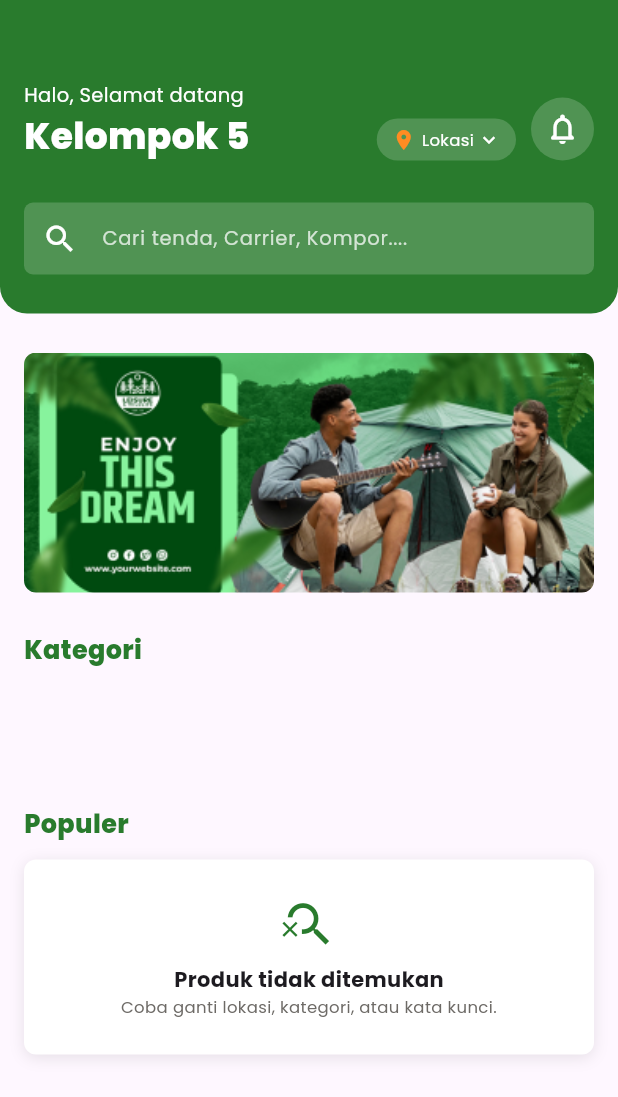
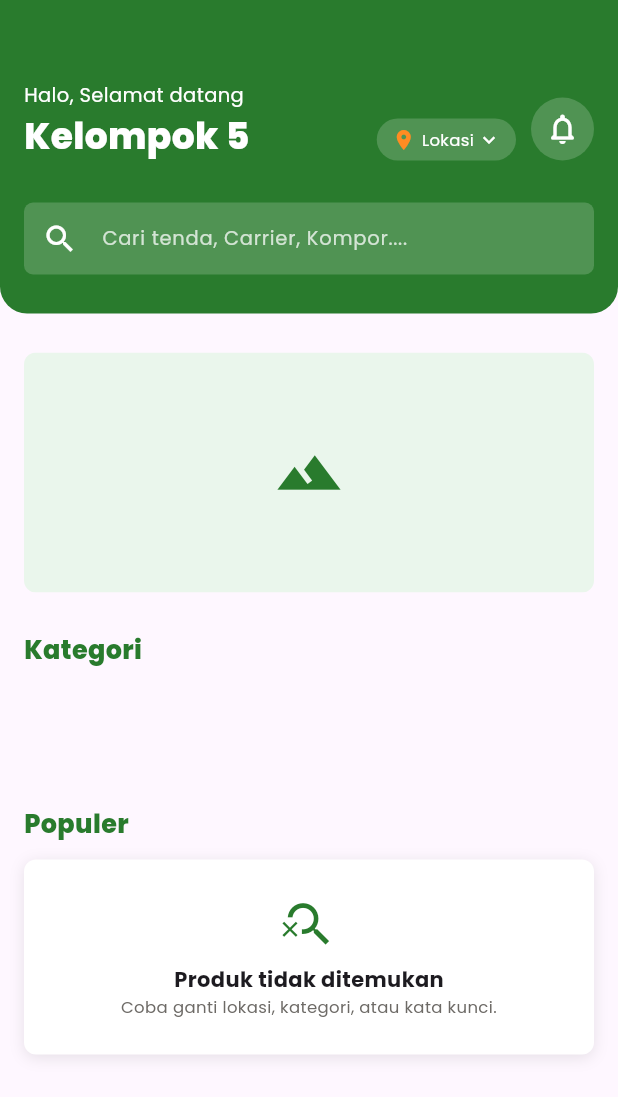
Before and after one commit to Nandaricco04/NatureRent, a Flutter app: the UserHomePage widget shown alone on an empty page, opened directly with empty values, on a phone screen of 412 x 824 dp. Shown: the top 1097 px of the screen. Run offline on Flutter 3.47's test engine with Material 3 defaults, Android fonts, the phone set to English and light mode, and no system bars; our stand-ins replace file_picker, google_fonts, image_picker, photo_view, share_plus, shared_preferences and 1 more; missing offline and left inert: bcrypt; accounts and stored records are empty.

Commit message:
Menambahkan Tampilan Destinasi di Home User

```diff
--- a/mobile_naturerent/lib/user/services/user_home_service.dart
+++ b/mobile_naturerent/lib/user/services/user_home_service.dart
@@ -44,16 +44,32 @@ class UserHomeProduct {
   final int rentCount;
 }
 
+class UserHomeDestination {
+  const UserHomeDestination({
+    required this.id,
+    required this.name,
+    required this.locationName,
+    required this.imageUrl,
+  });
+
+  final dynamic id;
+  final String name;
+  final String locationName;
+  final String imageUrl;
+}
+
 class UserHomeData {
   const UserHomeData({
     required this.locations,
     required this.categories,
     required this.products,
+    required this.destinations,
   });
 
   final List<UserHomeLocation> locations;
   final List<UserHomeCategory> categories;
   final List<UserHomeProduct> products;
+  final List<UserHomeDestination> destinations;
 }
 
 class UserHomeService {
@@ -84,6 +100,7 @@ class UserHomeService {
       locations: data.locations,
       categories: data.categories,
       products: _balancedPopularProducts(data.products).take(6).toList(),
+      destinations: data.destinations,
     );
   }
 
@@ -110,6 +127,7 @@ class UserHomeService {
       _fetchOwners(),
       _fetchProducts(),
       _fetchRentCounts(),
+      _fetchDestinations(),
     ]);
 
     final locations = results[0] as List<UserHomeLocation>;
@@ -117,6 +135,7 @@ class UserHomeService {
     final owners = results[2] as List<Map<String, dynamic>>;
     final products = results[3] as List<Map<String, dynamic>>;
     final rentCounts = results[4] as Map<String, int>;
+    final destinations = results[5] as List<Map<String, dynamic>>;
 
     final ownerById = {
       for (final owner in owners) owner['id_owner']?.toString(): owner,
@@ -124,6 +143,12 @@ class UserHomeService {
     final categoryById = {
       for (final category in categories) category.id?.toString(): category,
     };
+    final locationById = <String, String>{};
+    for (final location in locations) {
+      final locationId = location.id?.toString();
+      if (locationId == null || locationId.isEmpty) continue;
+      locationById[locationId] = location.name;
+    }
     final query = searchQuery.trim().toLowerCase();
 
     final mappedProducts = products
@@ -183,6 +208,11 @@ class UserHomeService {
       locations: locations,
       categories: categories,
       products: filteredProducts,
+      destinations: _selectedDestinations(
+        destinations: destinations,
+        locationById: locationById,
+        locationName: locationName,
+      ),
     );
   }
 
@@ -266,6 +296,19 @@ class UserHomeService {
     return List<Map<String, dynamic>>.from(data);
   }
 
+  Future<List<Map<String, dynamic>>> _fetchDestinations() async {
+    try {
+      final data = await _supabase
+          .from('destination')
+          .select('id_destination, lokasi_id, nama_destination, gambar')
+          .order('id_destination');
+
+      return List<Map<String, dynamic>>.from(data);
+    } catch (_) {
+      return [];
+    }
+  }
+
   Future<Map<String, int>> _fetchRentCounts() async {
     try {
       final data = await _supabase
@@ -336,6 +379,49 @@ class UserHomeService {
     return a.name.compareTo(b.name);
   }
 
+  List<UserHomeDestination> _selectedDestinations({
+    required List<Map<String, dynamic>> destinations,
+    required Map<String, String> locationById,
+    required String? locationName,
+  }) {
+    if (destinations.isEmpty) return [];
+
+    final selectedLocation = (locationName ?? '').trim().toLowerCase();
+    final selectedDestinations = <UserHomeDestination>[];
+
+    for (final destination in destinations) {
+      final destinationLocationName =
+          locationById[destination['lokasi_id']?.toString()] ?? '';
+
+      if (selectedLocation.isNotEmpty &&
+          destinationLocationName.toLowerCase() != selectedLocation) {
+        continue;
+      }
+
+      final mapped = _mapDestination(destination, destinationLocationName);
+      if (mapped != null) selectedDestinations.add(mapped);
+    }
+
+    return selectedDestinations;
+  }
+
+  UserHomeDestination? _mapDestination(
+    Map<String, dynamic> destination,
+    String locationName,
+  ) {
+    final name = (destination['nama_destination'] ?? '').toString();
+    final imageUrl = (destination['gambar'] ?? '').toString();
+
+    if (name.isEmpty || imageUrl.isEmpty) return null;
+
+    return UserHomeDestination(
+      id: destination['id_destination'],
+      name: name,
+      locationName: locationName,
+      imageUrl: imageUrl,
+    );
+  }
+
   int _readInt(dynamic value) {
     if (value is num) return value.toInt();
     return int.tryParse((value ?? '0').toString()) ?? 0;
--- a/mobile_naturerent/lib/user/user_home_page.dart
+++ b/mobile_naturerent/lib/user/user_home_page.dart
@@ -2,7 +2,6 @@ import 'package:flutter/material.dart';
 import 'package:google_fonts/google_fonts.dart';
 import 'services/user_home_service.dart';
 import 'widgets/user_home_widgets.dart';
-import 'user_detail_alat.dart';
 
 class UserHomePage extends StatefulWidget {
   const UserHomePage({
@@ -34,6 +33,7 @@ class _UserHomePageState extends State<UserHomePage> {
   List<UserHomeLocation> _locations = [];
   List<UserHomeCategory> _categories = [];
   List<UserHomeProduct> _products = [];
+  List<UserHomeDestination> _destinations = [];
 
   static const _green = Color(0xFF297B2D);
 
@@ -77,6 +77,7 @@ class _UserHomePageState extends State<UserHomePage> {
         _locations = data.locations;
         _categories = data.categories;
         _products = data.products;
+        _destinations = data.destinations;
 
         if (_locations.isNotEmpty &&
             !_locations.any((location) => location.name == _selectedLocation)) {
@@ -151,7 +152,7 @@ class _UserHomePageState extends State<UserHomePage> {
               child: Column(
                 crossAxisAlignment: CrossAxisAlignment.start,
                 children: [
-                  const UserHomeBanner(),
+                  UserHomeBanner(destinations: _destinations),
                   const SizedBox(height: 26),
                   _SectionTitle('Kategori'),
                   const SizedBox(height: 12),
--- a/mobile_naturerent/lib/user/widgets/user_home_widgets.dart
+++ b/mobile_naturerent/lib/user/widgets/user_home_widgets.dart
@@ -1,3 +1,5 @@
+import 'dart:async';
+
 import 'package:flutter/material.dart';
 import 'package:google_fonts/google_fonts.dart';
 
@@ -371,11 +373,81 @@ class _LocationBottomSheetState extends State<_LocationBottomSheet> {
   }
 }
 
-class UserHomeBanner extends StatelessWidget {
-  const UserHomeBanner({super.key});
+class UserHomeBanner extends StatefulWidget {
+  const UserHomeBanner({super.key, required this.destinations});
+
+  final List<UserHomeDestination> destinations;
+
+  @override
+  State<UserHomeBanner> createState() => _UserHomeBannerState();
+}
+
+class _UserHomeBannerState extends State<UserHomeBanner> {
+  final _pageController = PageController();
+  Timer? _timer;
+  int _activeIndex = 0;
+
+  @override
+  void initState() {
+    super.initState();
+    _startAutoSlide();
+  }
+
+  @override
+  void didUpdateWidget(covariant UserHomeBanner oldWidget) {
+    super.didUpdateWidget(oldWidget);
+
+    if (!_hasSameDestinations(oldWidget.destinations, widget.destinations)) {
+      _activeIndex = 0;
+      if (_pageController.hasClients) {
+        _pageController.jumpToPage(0);
+      }
+      _startAutoSlide();
+    }
+  }
+
+  @override
+  void dispose() {
+    _timer?.cancel();
+    _pageController.dispose();
+    super.dispose();
+  }
+
+  void _startAutoSlide() {
+    _timer?.cancel();
+    if (widget.destinations.length < 2) return;
+
+    _timer = Timer.periodic(const Duration(seconds: 4), (_) {
+      if (!mounted || !_pageController.hasClients) return;
+
+      final nextIndex = (_activeIndex + 1) % widget.destinations.length;
+      _pageController.animateToPage(
+        nextIndex,
+        duration: const Duration(milliseconds: 450),
+        curve: Curves.easeOutCubic,
+      );
+    });
+  }
+
+  bool _hasSameDestinations(
+    List<UserHomeDestination> previous,
+    List<UserHomeDestination> current,
+  ) {
+    if (previous.length != current.length) return false;
+
+    for (var i = 0; i < previous.length; i++) {
+      if (previous[i].id?.toString() != current[i].id?.toString()) {
+        return false;
+      }
+    }
+
+    return true;
+  }
 
   @override
   Widget build(BuildContext context) {
+    final banners = widget.destinations;
+
     return Container(
       height: 160,
       width: double.infinity,
@@ -383,7 +455,103 @@ class UserHomeBanner extends StatelessWidget {
       decoration: BoxDecoration(borderRadius: BorderRadius.circular(8)),
       child: Stack(
         fit: StackFit.expand,
-        children: [Image.asset('assets/images/iklan.png', fit: BoxFit.cover)],
+        children: [
+          if (banners.isEmpty)
+            Container(
+              color: const Color(0xFFEAF6EC),
+              child: const Icon(
+                Icons.terrain,
+                color: Color(0xFF297B2D),
+                size: 46,
+              ),
+            )
+          else
+            PageView.builder(
+              controller: _pageController,
+              itemCount: banners.length,
+              onPageChanged: (index) {
+                setState(() => _activeIndex = index);
+              },
+              itemBuilder: (context, index) {
+                final banner = banners[index];
+
+                return Stack(
+                  fit: StackFit.expand,
+                  children: [
+                    Image.network(
+                      banner.imageUrl,
+                      fit: BoxFit.cover,
+                      errorBuilder: (_, _, _) {
+                        return Container(
+                          color: const Color(0xFFEAF6EC),
+                          child: const Icon(
+                            Icons.terrain,
+                            color: Color(0xFF297B2D),
+                            size: 46,
+                          ),
+                        );
+                      },
+                    ),
+                    const DecoratedBox(
+                      decoration: BoxDecoration(
+                        gradient: LinearGradient(
+                          begin: Alignment.topCenter,
+                          end: Alignment.bottomCenter,
+                          colors: [Color(0x00000000), Color(0x99000000)],
+                        ),
+                      ),
+                    ),
+                    Positioned(
+                      left: 14,
+                      right: 14,
+                      bottom: 12,
+                      child: Text(
+                        banner.name,
+                        maxLines: 2,
+                        overflow: TextOverflow.ellipsis,
+                        style: GoogleFonts.poppins(
+                          color: Colors.white,
+                          fontSize: 18,
+                          fontWeight: FontWeight.w800,
+                          shadows: const [
+                            Shadow(
+                              color: Color(0x99000000),
+                              blurRadius: 8,
+                              offset: Offset(0, 2),
+                            ),
+                          ],
+                        ),
+                      ),
+                    ),
+                  ],
+                );
+              },
+            ),
+          if (banners.length > 1)
+            Positioned(
+              right: 14,
+              top: 12,
+              child: Row(
+                mainAxisSize: MainAxisSize.min,
+                children: List.generate(banners.length, (index) {
+                  final selected = index == _activeIndex;
+
+                  return AnimatedContainer(
+                    duration: const Duration(milliseconds: 220),
+                    width: selected ? 18 : 6,
+                    height: 6,
+                    margin: const EdgeInsets.only(left: 4),
+                    decoration: BoxDecoration(
+                      color: Colors.white.withValues(
+                        alpha: selected ? 0.95 : 0.55,
+                      ),
+                      borderRadius: BorderRadius.circular(6),
+                    ),
+                  );
+                }),
+              ),
+            ),
+        ],
       ),
     );
   }
```
